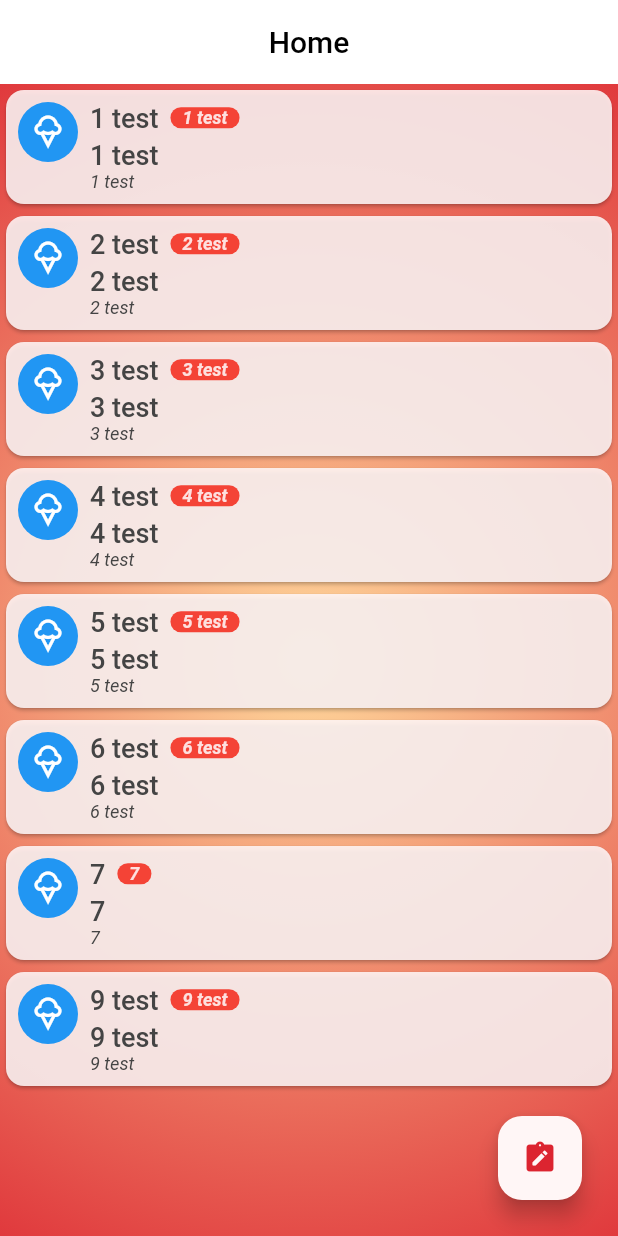
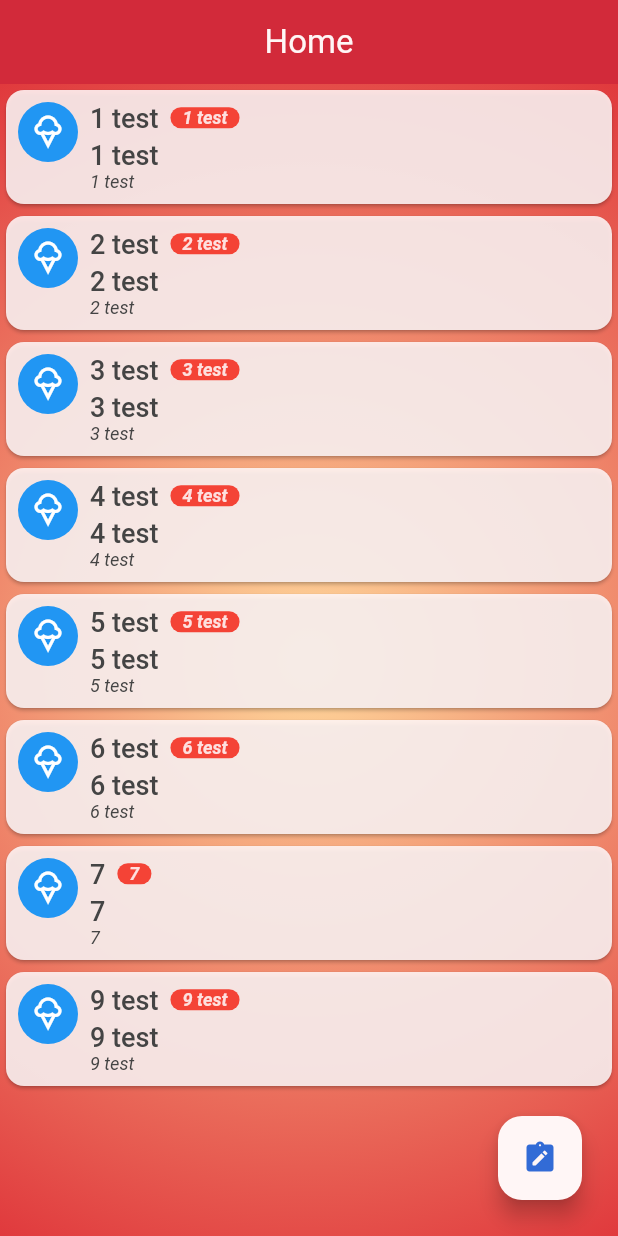
Before and after one commit to Endorf/Flutter-BLoC-Client, a Flutter app: the screen it shows after launch, on a phone screen of 412 x 824 dp. Run offline on Flutter 3.47's test engine with Material 2 defaults, Android fonts, the phone set to English and light mode, and no system bars; our stand-ins replace flutter_bloc.

Commit message:
add appBar theme bloc (#15)

```diff
--- a/lib/ui/theme/material_theme_data.dart
+++ b/lib/ui/theme/material_theme_data.dart
@@ -1,22 +1,28 @@
 import 'package:flutter/material.dart';
 import 'package:flutter/scheduler.dart';
 
+// TODO: clean up style colors
 class ThemeConfig {
   static const Color experimentalPrimaryColorLight = Color(0xffdc2430);
   static const Color experimentalAccentColorLight = Color(0xFF326BD6);
   static const Color experimentalBackgroundColorLight = Color(0xe0FFF6F6);
   static const Color experimentalTextColorLight = Color(0xff444444);
-  static const Color experimentalTertiaryLight = Color(0xFFFFF6F6);
+  static const Color experimentalTitleTextColorLight = Color(0xFFFFF6F6);
+  static const Color experimentalTertiaryLight = Color(0xffdc2430);
+  static const Color experimentalTertiaryContainerLight = Color(0xFFFFF6F6);
   static const Color experimentalOnTertiaryLight = Color(0xffdc2430);
 
   static const Color experimentalPrimaryColorDark = Color(0xffdc2430);
-  static const Color experimentalAccentColorDark = Color(0xff6c9696);
+  static const Color experimentalAccentColorDark = Color(0xFF3BAEAE);
   static const Color experimentalBackgroundColorDark = Color(0xe0333333);
   static const Color experimentalTextColorDark = Color(0x9BD8FFFF);
-  static const Color experimentalTertiaryDark = Color(0xFF5F0404);
+  static const Color experimentalTitleTextColorDark = Color(0xFFCECECE);
+  static const Color experimentalTertiaryDark = Color(0xFF67190E);
   static const Color experimentalOnTertiaryDark = Color(0xBCFFFFFF);
+  static const Color experimentalTertiaryContainerDark = Color(0xFF2C7676);
 
   static const Color experimentalTertiary = Color(0xFFFFF6F6);
+  static const Color experimentalOnPrimary = Colors.white;
 
   static bool get _isDarkMode =>
       SchedulerBinding.instance.platformDispatcher.platformBrightness ==
@@ -39,6 +45,13 @@ class ThemeConfig {
           ? ThemeConfig.experimentalAccentColorDark
           : ThemeConfig.experimentalAccentColorLight);
 
+  static TextStyle get toolbarTextStyle => TextStyle(
+        fontSize: 22,
+        color: _isDarkMode
+            ? ThemeConfig.experimentalTitleTextColorDark
+            : ThemeConfig.experimentalTitleTextColorLight,
+      );
+
   static themeData(ThemeData theme) {
     return theme.copyWith(
       colorScheme: theme.colorScheme.copyWith(
@@ -48,7 +61,6 @@ class ThemeConfig {
         onPrimaryContainer: _isDarkMode
             ? ThemeConfig.experimentalAccentColorDark
             : ThemeConfig.experimentalPrimaryColorLight,
-        onPrimary: Colors.white,
         background: _isDarkMode
             ? ThemeConfig.experimentalBackgroundColorDark
             : ThemeConfig.experimentalBackgroundColorLight,
@@ -57,22 +69,34 @@ class ThemeConfig {
             : ThemeConfig.experimentalTextColorLight,
         onTertiary: _isDarkMode
             ? ThemeConfig.experimentalOnTertiaryDark
-            : ThemeConfig.experimentalOnTertiaryLight,
+            : ThemeConfig.experimentalAccentColorLight,
         tertiaryContainer: _isDarkMode
-            ? ThemeConfig.experimentalTertiaryDark
-            : ThemeConfig.experimentalTertiaryLight,
+            ? ThemeConfig.experimentalTertiaryContainerDark
+            : ThemeConfig.experimentalTertiaryContainerLight,
         error: ThemeConfig.experimentalPrimaryColorDark,
       ),
       elevatedButtonTheme: ElevatedButtonThemeData(
         style: ElevatedButton.styleFrom(
             backgroundColor: _isDarkMode
-                ? ThemeConfig.experimentalAccentColorDark
+                ? ThemeConfig.experimentalTertiaryContainerDark
                 : ThemeConfig.experimentalAccentColorLight,
             foregroundColor: ThemeConfig.experimentalTertiary,
             elevation: 1,
             shape: RoundedRectangleBorder(
               borderRadius: BorderRadius.circular(8),
             )),
+      ),
+      appBarTheme: AppBarTheme(
+        color: _isDarkMode
+            ? ThemeConfig.experimentalTertiaryDark
+            : ThemeConfig.experimentalTertiaryLight,
+        elevation: 1.0,
+        titleTextStyle: toolbarTextStyle,
+        iconTheme: IconThemeData(
+          color: _isDarkMode
+              ? ThemeConfig.experimentalTitleTextColorDark
+              : ThemeConfig.experimentalTitleTextColorLight,
+        ),
       ),
       textTheme: TextTheme(
         displayMedium: textStyle,
```
